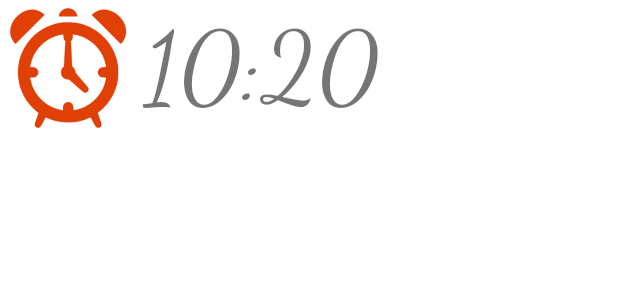
After one commit to duchuyvo0368/AlarmClock, an Android app: the layout item_view.xml on its own in the app's theme, with its tools: preview values and no code run, on a phone screen of 412 x 824 dp. The commit adds this screen. Shown: the top 300 px of the screen. Run offline under Robolectric (Android 15) with nearby library versions, the phone set to English and light mode, and no system bars.

Commit message:
AlarmAdapter

```diff
--- a/app/build.gradle
+++ b/app/build.gradle
@@ -1,6 +1,7 @@
 plugins {
     id 'com.android.application'
     id 'org.jetbrains.kotlin.android'
+    id 'kotlin-android-extensions'
 }
 
 android {
--- a/app/src/main/java/com/voduchuy/alarmclock/activity/AddActivity.kt
+++ b/app/src/main/java/com/voduchuy/alarmclock/activity/AddActivity.kt
@@ -9,6 +9,7 @@ import android.os.Bundle
 import android.util.Log
 import androidx.annotation.RequiresApi
 import com.voduchuy.alarmclock.databinding.ActivityAddBinding
+import com.voduchuy.alarmclock.model.Alarm
 import com.voduchuy.alarmclock.services.AlarmReceiver
 import java.util.Calendar
 
@@ -33,6 +34,7 @@ class AddActivity : AppCompatActivity() {
         alarmManager = getSystemService(ALARM_SERVICE) as AlarmManager
         val intent = Intent(this, AlarmReceiver::class.java)
         val calendar: Calendar = Calendar.getInstance()
+
         calendar.set(
             calendar.get(Calendar.YEAR),
             calendar.get(Calendar.MONTH),
--- /dev/null
+++ b/app/src/main/java/com/voduchuy/alarmclock/model/Alarm.kt
@@ -0,0 +1,3 @@
+package com.voduchuy.alarmclock.model
+
+data class Alarm (var id:Int, var hour:Int, var minute:Int, var status:Boolean)
--- a/app/src/main/java/com/voduchuy/alarmclock/model/Time.kt
+++ /dev/null
@@ -1,3 +0,0 @@
-package com.voduchuy.alarmclock.model
-
-data class Time (var id:Int,var hour:Int , var minute:Int,var status:String)
--- /dev/null
+++ b/app/src/main/res/layout/item_view.xml
@@ -0,0 +1,24 @@
+<?xml version="1.0" encoding="utf-8"?>
+<RelativeLayout xmlns:android="http://schemas.android.com/apk/res/android"
+    android:layout_width="match_parent"
+    android:layout_margin="5dp"
+    android:layout_height="wrap_content">
+    <ImageView
+        android:id="@+id/icon_alarm"
+        android:layout_width="80dp"
+        android:layout_height="80dp"
+        android:layout_alignParentStart="true"
+        android:layout_alignParentTop="true"
+        android:src="@drawable/icon_alarm_clock"/>
+    <TextView
+        android:id="@+id/tvHour"
+        android:text="10:20"
+        android:paddingStart="10dp"
+        android:textSize="65sp"
+        android:fontFamily="cursive"
+        android:layout_width="match_parent"
+        android:layout_alignParentTop="true"
+        android:layout_alignParentEnd="true"
+       android:layout_toEndOf="@+id/icon_alarm"
+        android:layout_height="80dp"/>
+</RelativeLayout>
```
Also changed, not shown: app/src/main/java/com/voduchuy/alarmclock/adapter/AlarmAdapter.kt (added, +32 -0 lines), app/src/main/res/layout/activity_main.xml (+6 -4 lines), app/src/main/res/drawable/icon_alarm_clock.png (added).
